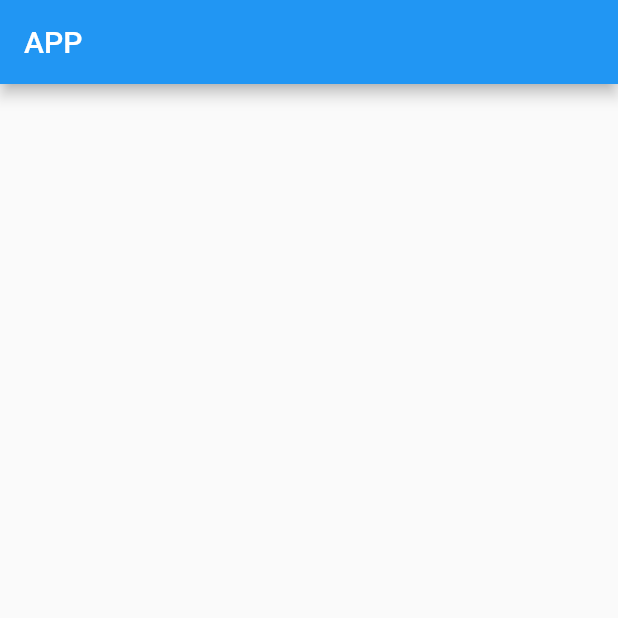
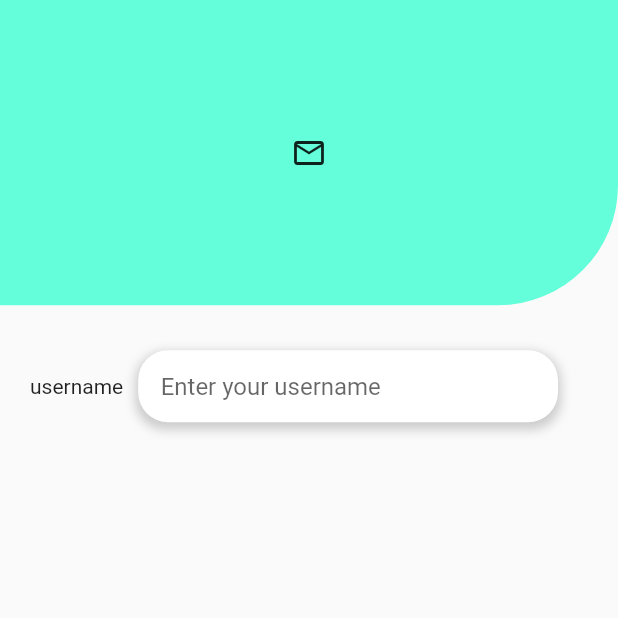
Before and after one commit to RamiroCyber/app_estudo, a Flutter app: the screen it shows after launch, on a phone screen of 412 x 824 dp, the top half of it. Run offline on Flutter 3.47's test engine with Material 2 defaults, Android fonts, the phone set to English and light mode, and no system bars.

Commit message:
input de login

```diff
--- /dev/null
+++ b/lib/Components/InputLogin.dart
@@ -0,0 +1,45 @@
+import 'package:flutter/material.dart';
+
+class InputLogin extends StatelessWidget {
+  const InputLogin({ required this.title, required this.hintText}) ;
+
+  final String title;
+  final String hintText;
+
+  @override
+  Widget build(BuildContext context) {
+    return Column(
+      children: [
+        Container(
+          padding: const EdgeInsets.fromLTRB(20, 20, 40, 10),
+          child: Row(
+            children: [
+              Text(title),
+              SizedBox(width: 10),
+              Expanded(
+                child: Container(
+                  decoration: BoxDecoration(
+                      color: Colors.white,
+                      borderRadius: BorderRadius.circular(20),
+                      boxShadow: [
+                        BoxShadow(
+                            color: Colors.grey.withOpacity(0.5),
+                            spreadRadius: 2,
+                            blurRadius: 5,
+                            offset: Offset(0, 3))
+                      ]),
+                  child: TextField(
+                    decoration: InputDecoration(
+                        border: InputBorder.none,
+                        contentPadding: EdgeInsets.only(left: 15),
+                        hintText: hintText),
+                  ),
+                ),
+              ),
+            ],
+          ),
+        ),
+      ],
+    );
+  }
+}
--- a/lib/Login/Login.dart
+++ b/lib/Login/Login.dart
@@ -1,3 +1,4 @@
+import 'package:app_estudo/Components/InputLogin.dart';
 import 'package:flutter/material.dart';
 
 class Login extends StatefulWidget {
@@ -12,7 +13,28 @@ class _LoginState extends State<Login> {
   Widget build(BuildContext context) {
     return SafeArea(
         child: Scaffold(
-      appBar: AppBar(title: const Text("APP")),
+      body: Column(
+        children: [
+          Expanded(
+            flex: 1,
+            child: Container(
+              decoration: const BoxDecoration(
+                  color: Colors.tealAccent,
+                  borderRadius: BorderRadius.only(
+                      bottomRight: Radius.elliptical(80, 80))),
+              width: double.infinity,
+              child: Icon(Icons.email_outlined),
+            ),
+          ),
+          SizedBox(height: 10),
+          Expanded(
+              flex: 3,
+              child: InputLogin(
+                title: "username",
+                hintText: "Enter your username",
+              )),
+        ],
+      ),
     ));
   }
 }
--- a/lib/splash/SplashScreen.dart
+++ b/lib/splash/SplashScreen.dart
@@ -1,5 +1,4 @@
 import 'dart:async';
-
 import 'package:flutter/material.dart';
 
 class SplashScreen extends StatefulWidget {
```
